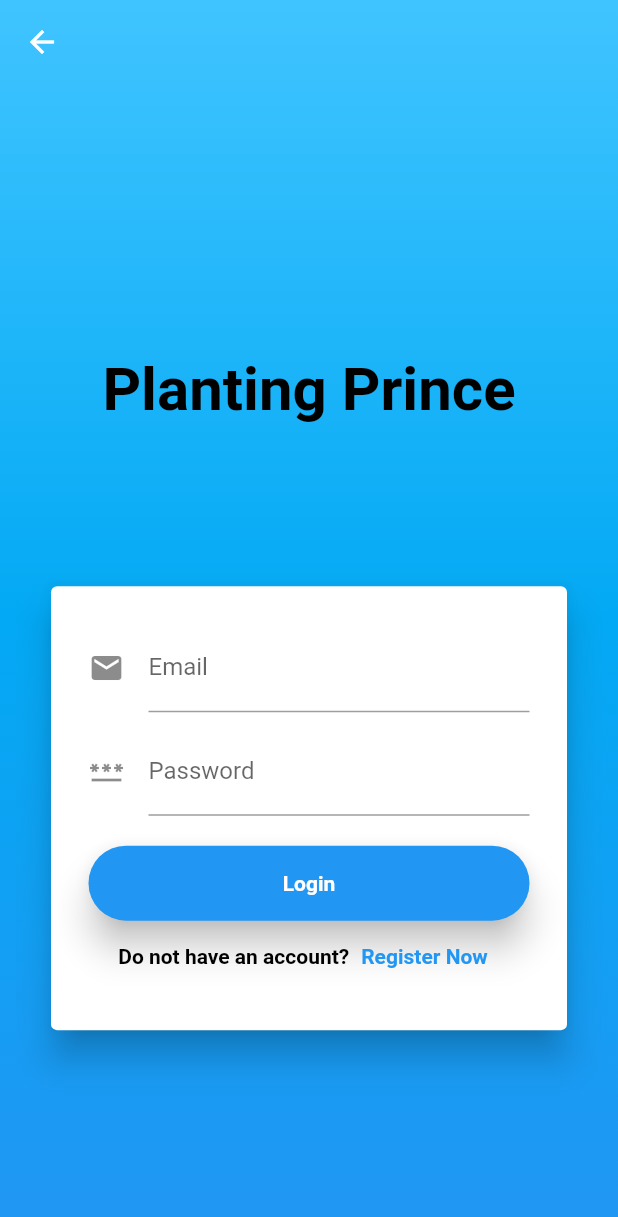
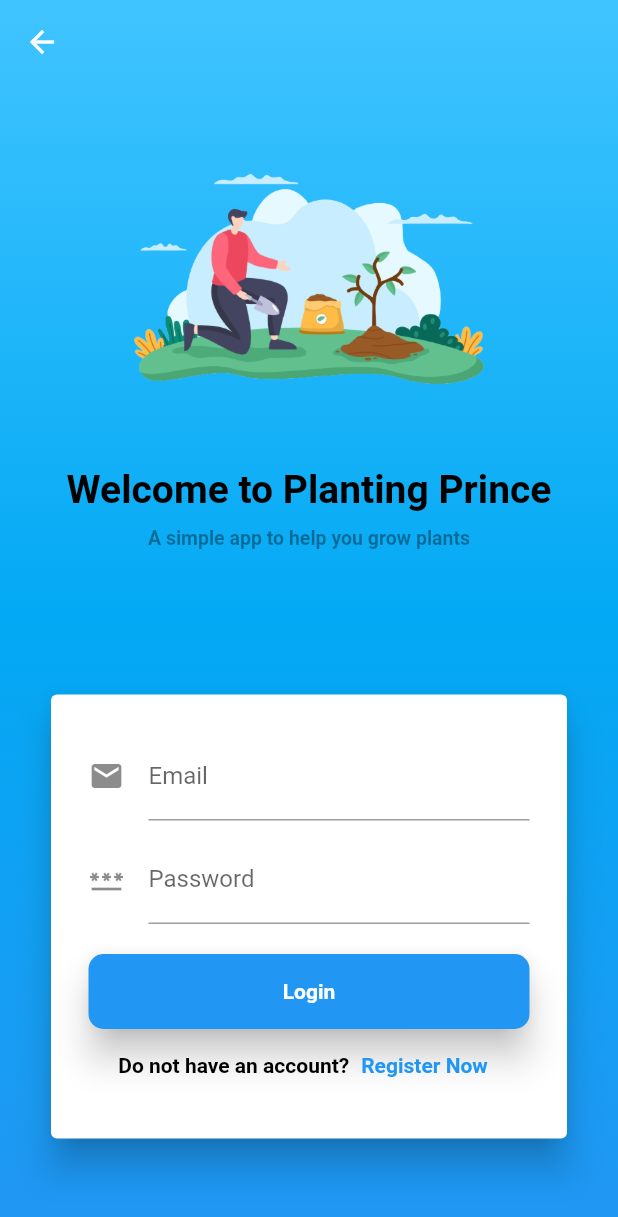
Before and after one commit to Gadi0905/ngtszhim_vt6001cem_project, a Flutter app: the screen it shows after launch, after a tap on "Getting started", on a phone screen of 412 x 824 dp. Shown: the top 1217 px of the screen. Run offline on Flutter 3.47's test engine with Material 2 defaults, Android fonts, the phone set to English and light mode, and no system bars; our stand-ins replace cloud_firestore, firebase_auth, firebase_core, firebase_database, syncfusion_flutter_charts, top_snackbar_flutter; accounts and stored records are empty.

Commit message:
organize the code

```diff
--- a/lib/src/helpers/images_path_helper/images_path_helper.dart
+++ b/lib/src/helpers/images_path_helper/images_path_helper.dart
@@ -1,6 +1,6 @@
 class ImagesPathHelper {
   // image path
   static imagePath(path) {
-    return "assets/images/$path";
+    return 'assets/images/$path';
   }
 }
--- a/lib/src/helpers/routes_helper/routes_constants.dart
+++ b/lib/src/helpers/routes_helper/routes_constants.dart
@@ -1,5 +1,5 @@
 class RoutesConstants {
-  static const root = "/";
-  static const welcome = "/welcome";
-  static const index = "/index";
+  static const root = '/';
+  static const welcome = '/welcome';
+  static const index = '/index';
 }
--- a/lib/src/helpers/widgets_helper/asset_image_widget/asset_image_widget.dart
+++ b/lib/src/helpers/widgets_helper/asset_image_widget/asset_image_widget.dart
@@ -8,11 +8,13 @@ class AssetImageWidget {
     String? image,
     double? width,
     double? height,
+    BoxFit? fit,
   }) {
     return Image.asset(
       ImagesPathHelper.imagePath(image ?? 'app_logo.png'),
       width: width ?? 200,
       height: height ?? 200,
+      fit: fit,
     );
   }
 }
--- a/lib/src/helpers/widgets_helper/button_widget/button_widget.dart
+++ b/lib/src/helpers/widgets_helper/button_widget/button_widget.dart
@@ -23,7 +23,7 @@ class ButtonWidget {
           backgroundColor:
               MaterialStateProperty.all(backgroundColor ?? Colors.white),
           shape: MaterialStateProperty.all<RoundedRectangleBorder>(
-            RoundedRectangleBorder(borderRadius: BorderRadius.circular(25.0)),
+            RoundedRectangleBorder(borderRadius: BorderRadius.circular(10.0)),
           ),
         ),
         child: Text(
--- a/lib/src/screens/not_logged_in_screens/login_screen/login_screen.dart
+++ b/lib/src/screens/not_logged_in_screens/login_screen/login_screen.dart
@@ -2,6 +2,7 @@ import 'package:firebase_auth/firebase_auth.dart';
 import 'package:flutter/material.dart';
 import 'package:ngtszhim_vt6001cem_project/src/helpers/routes_helper/routes_helper.dart';
 import 'package:ngtszhim_vt6001cem_project/src/helpers/widgets_helper/appbar_widget/default_appbar_widget.dart';
+import 'package:ngtszhim_vt6001cem_project/src/helpers/widgets_helper/asset_image_widget/asset_image_widget.dart';
 import 'package:ngtszhim_vt6001cem_project/src/helpers/widgets_helper/background_widget/default_background_widget.dart';
 import 'package:ngtszhim_vt6001cem_project/src/helpers/widgets_helper/button_widget/button_widget.dart';
 import 'package:ngtszhim_vt6001cem_project/src/helpers/widgets_helper/button_widget/text_button_widget.dart';
@@ -38,9 +39,15 @@ class _LoginScreenState extends State<LoginScreen> {
         child: Column(
           crossAxisAlignment: CrossAxisAlignment.center,
           children: [
-            const Spacer(flex: 2),
-            _buildTitle(),
             const Spacer(),
+            AssetImageWidget.basicImage(
+              context: context,
+              image: 'planting.png',
+              width: 250,
+              height: 250,
+            ),
+            _buildText(context),
+            const Spacer(flex: 3),
             _buildCard(context),
             const Spacer(),
           ],
@@ -49,13 +56,31 @@ class _LoginScreenState extends State<LoginScreen> {
     );
   }
 
-  Widget _buildTitle() {
-    return const Text(
-      'Planting Prince',
-      style: TextStyle(
-        color: Colors.black,
-        fontSize: 40,
-        fontWeight: FontWeight.bold,
+  Widget _buildText(BuildContext context) {
+    return SizedBox(
+      width: MediaQuery.of(context).size.width * 0.8,
+      child: Column(
+        crossAxisAlignment: CrossAxisAlignment.center,
+        children: const [
+          Text(
+            'Welcome to Planting Prince',
+            textAlign: TextAlign.center,
+            style: TextStyle(
+              color: Colors.black,
+              fontSize: 26,
+              fontWeight: FontWeight.bold,
+            ),
+          ),
+          SizedBox(height: 10),
+          Text(
+            'A simple app to help you grow plants',
+            style: TextStyle(
+              color: Colors.black38,
+              fontSize: 13,
+              fontWeight: FontWeight.bold,
+            ),
+          ),
+        ],
       ),
     );
   }
--- a/lib/src/screens/not_logged_in_screens/registration_screen/registration_screen.dart
+++ b/lib/src/screens/not_logged_in_screens/registration_screen/registration_screen.dart
@@ -39,7 +39,7 @@ class _RegistrationScreenState extends State<RegistrationScreen> {
           crossAxisAlignment: CrossAxisAlignment.center,
           children: [
             const Spacer(flex: 2),
-            _buildTitle(),
+            // _buildTitle(),
             const Spacer(),
             _buildCard(context),
             const Spacer(),
@@ -50,18 +50,28 @@ class _RegistrationScreenState extends State<RegistrationScreen> {
   }
 
   Widget _buildTitle() {
-    return const Text(
-      'Planting Prince',
+    return Row(
+      children: const [
+        Padding(
+          padding: EdgeInsets.only(left: 8.0, bottom: 8.0),
+          child: Text(
+            'Signup',
             style: TextStyle(
               color: Colors.black,
-        fontSize: 40,
+              fontSize: 30,
               fontWeight: FontWeight.bold,
             ),
+          ),
+        ),
+      ],
     );
   }
 
   Widget _buildCard(BuildContext context) {
-    return Form(
+    return Column(
+      children: [
+        _buildTitle(),
+        Form(
           key: _key,
           child: Card(
             elevation: 10,
@@ -81,6 +91,8 @@ class _RegistrationScreenState extends State<RegistrationScreen> {
               ),
             ),
           ),
+        ),
+      ],
     );
   }
 
--- a/lib/src/screens/not_logged_in_screens/welcome_screen.dart
+++ b/lib/src/screens/not_logged_in_screens/welcome_screen.dart
@@ -1,6 +1,7 @@
 import 'package:flutter/material.dart';
 import 'package:ngtszhim_vt6001cem_project/src/helpers/routes_helper/routes_helper.dart';
 import 'package:ngtszhim_vt6001cem_project/src/helpers/widgets_helper/appbar_widget/default_appbar_widget.dart';
+import 'package:ngtszhim_vt6001cem_project/src/helpers/widgets_helper/asset_image_widget/asset_image_widget.dart';
 import 'package:ngtszhim_vt6001cem_project/src/helpers/widgets_helper/background_widget/default_background_widget.dart';
 import 'package:ngtszhim_vt6001cem_project/src/helpers/widgets_helper/button_widget/button_widget.dart';
 import 'package:ngtszhim_vt6001cem_project/src/screens/not_logged_in_screens/login_screen/login_screen.dart';
@@ -25,7 +26,14 @@ class WelcomeScreen extends StatelessWidget {
         children: [
           const Spacer(flex: 2),
           _buildWelcomeText(context),
-          const Spacer(flex: 2),
+          const Spacer(),
+          AssetImageWidget.basicImage(
+            context: context,
+            image: 'planting.png',
+            width: 300,
+            height: 300,
+          ),
+          const Spacer(),
           _buildButton(context),
           const Spacer(),
         ],
@@ -40,20 +48,20 @@ class WelcomeScreen extends StatelessWidget {
         crossAxisAlignment: CrossAxisAlignment.center,
         children: const [
           Text(
-            'Planting Prince',
+            'Welcome to Planting Prince',
+            textAlign: TextAlign.center,
             style: TextStyle(
               color: Colors.black,
-              fontSize: 40,
+              fontSize: 26,
               fontWeight: FontWeight.bold,
             ),
           ),
           SizedBox(height: 10),
           Text(
-            'Hope you enjoy planting',
-            textAlign: TextAlign.center,
+            'A simple app to help you grow plants',
             style: TextStyle(
-              color: Colors.black,
-              fontSize: 20,
+              color: Colors.black38,
+              fontSize: 13,
               fontWeight: FontWeight.bold,
             ),
           ),
--- a/pubspec.yaml
+++ b/pubspec.yaml
@@ -64,9 +64,8 @@ flutter:
   uses-material-design: true
 
   # To add assets to your application, add an assets section, like this:
-  # assets:
-  #   - images/a_dot_burr.jpeg
-  #   - images/a_dot_ham.jpeg
+  assets:
+    - assets/images/
 
   # An image asset can refer to one or more resolution-specific "variants", see
   # https://flutter.dev/assets-and-images/#resolution-aware.
```
Also changed, not shown: lib/src/screens/logged_in_screens/home_screen/home_screen.dart (+4 -4 lines), lib/src/screens/logged_in_screens/home_screen/humidity_screen/humidity_screen.dart (+9 -9 lines), lib/src/screens/logged_in_screens/home_screen/temperature_screen/temperature_screen.dart (+9 -9 lines), assets/images/planting.png (added), assets/images/wallpaper.jpg (added). Lines whose indentation alone changed are shown as unchanged.
